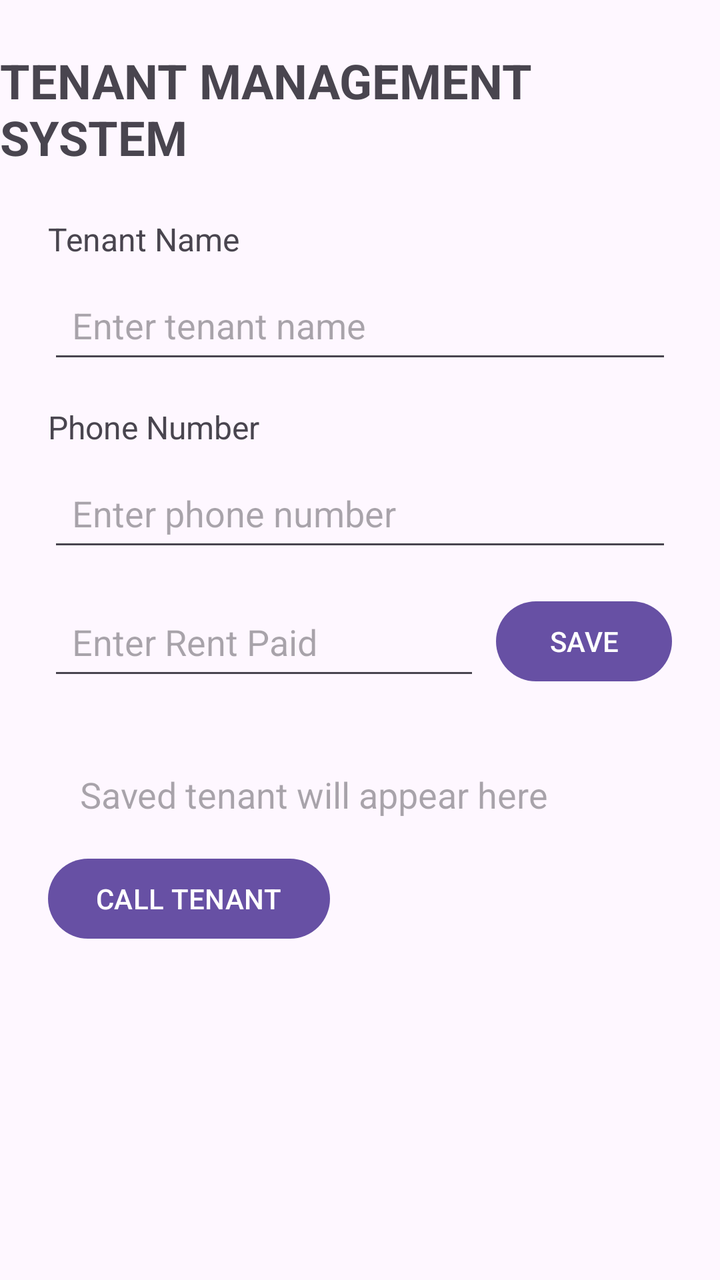
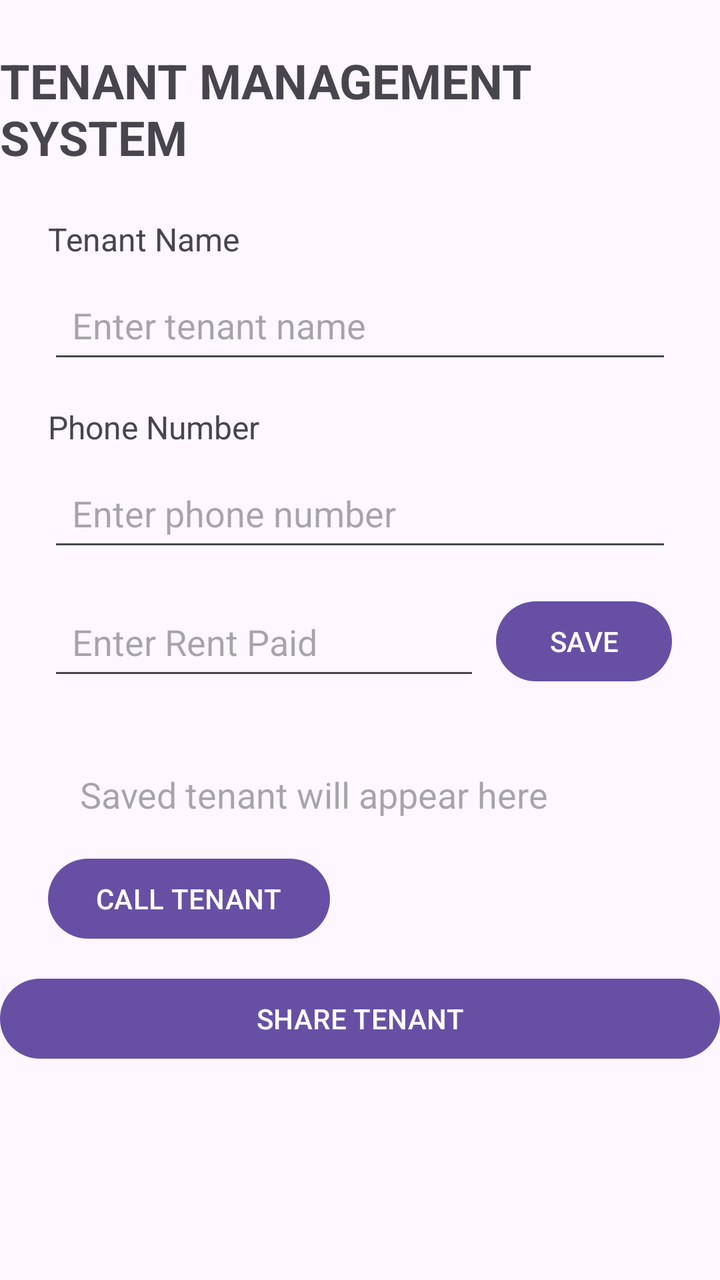

An Android layout rendered at two revisions. The XML below is the earlier revision; the diff shows what the commit changed to produce the second picture.
<!-- AndroidManifest.xml: application theme Theme.TenantManagementSys -->
<!-- res/layout/activity_main.xml -->
<?xml version="1.0" encoding="utf-8"?>
<layout xmlns:android="http://schemas.android.com/apk/res/android"
    xmlns:app="http://schemas.android.com/apk/res-auto">

    <data>
        <variable
            name="tenant"
            type="com.example.tenantmanagementsys.Tenant" />
    </data>

    <androidx.constraintlayout.widget.ConstraintLayout
        android:layout_width="match_parent"
        android:layout_height="match_parent">

        <TextView
            android:id="@+id/titleTextView"
            android:layout_width="wrap_content"
            android:layout_height="wrap_content"
            android:text="TENANT MANAGEMENT SYSTEM"
            android:textSize="24sp"
            android:textStyle="bold"
            android:layout_marginTop="24dp"
            app:layout_constraintTop_toTopOf="parent"
            app:layout_constraintStart_toStartOf="parent"
            app:layout_constraintEnd_toEndOf="parent" />

        <TextView
            android:id="@+id/tenantNameLabel"
            android:layout_width="wrap_content"
            android:layout_height="wrap_content"
            android:text="Tenant Name"
            android:textSize="16sp"
            android:layout_marginTop="24dp"
            android:layout_marginStart="24dp"
            app:layout_constraintTop_toBottomOf="@id/titleTextView"
            app:layout_constraintStart_toStartOf="parent" />

        <EditText
            android:id="@+id/tenantNameEditText"
            android:layout_width="0dp"
            android:layout_height="wrap_content"
            android:hint="Enter tenant name"
            android:minHeight="48dp"
            android:padding="12dp"
            android:layout_marginTop="8dp"
            android:layout_marginStart="24dp"
            android:layout_marginEnd="24dp"
            app:layout_constraintTop_toBottomOf="@id/tenantNameLabel"
            app:layout_constraintStart_toStartOf="parent"
            app:layout_constraintEnd_toEndOf="parent" />

        <TextView
            android:id="@+id/phoneLabel"
            android:layout_width="wrap_content"
            android:layout_height="wrap_content"
            android:text="Phone Number"
            android:textSize="16sp"
            android:layout_marginTop="16dp"
            android:layout_marginStart="24dp"
            app:layout_constraintTop_toBottomOf="@id/tenantNameEditText"
            app:layout_constraintStart_toStartOf="parent" />

        <EditText
            android:id="@+id/phoneEditText"
            android:layout_width="0dp"
            android:layout_height="wrap_content"
            android:hint="Enter phone number"
            android:inputType="phone"
            android:minHeight="48dp"
            android:padding="12dp"
            android:layout_marginTop="8dp"
            android:layout_marginStart="24dp"
            android:layout_marginEnd="24dp"
            app:layout_constraintTop_toBottomOf="@id/phoneLabel"
            app:layout_constraintStart_toStartOf="parent"
            app:layout_constraintEnd_toEndOf="parent" />

        <EditText
            android:id="@+id/rentEditText"
            android:layout_width="0dp"
            android:layout_height="wrap_content"
            android:hint="Enter Rent Paid"
            android:inputType="numberDecimal"
            android:minHeight="48dp"
            android:padding="12dp"
            android:layout_marginStart="24dp"
            android:layout_marginTop="16dp"
            android:layout_marginEnd="8dp"
            app:layout_constraintTop_toBottomOf="@id/phoneEditText"
            app:layout_constraintStart_toStartOf="parent"
            app:layout_constraintEnd_toStartOf="@id/saveButton" />

        <Button
            android:id="@+id/saveButton"
            android:layout_width="wrap_content"
            android:layout_height="wrap_content"
            android:text="SAVE"
            android:layout_marginEnd="24dp"
            app:layout_constraintTop_toTopOf="@id/rentEditText"
            app:layout_constraintEnd_toEndOf="parent" />

        <TextView
            android:id="@+id/tenantResultTextView"
            android:layout_width="0dp"
            android:layout_height="wrap_content"
            android:text="@{tenant.summary()}"
            android:hint="Saved tenant will appear here"
            android:textSize="18sp"
            android:padding="16dp"
            android:layout_margin="24dp"
            app:layout_constraintTop_toBottomOf="@id/rentEditText"
            app:layout_constraintStart_toStartOf="parent"
            app:layout_constraintEnd_toEndOf="parent" />

        <Button
            android:id="@+id/callButton"
            android:layout_width="wrap_content"
            android:layout_height="wrap_content"
            android:text="CALL TENANT"
            android:layout_marginStart="24dp"
            app:layout_constraintTop_toBottomOf="@id/tenantResultTextView"
            app:layout_constraintStart_toStartOf="parent" />
    </androidx.constraintlayout.widget.ConstraintLayout>

</layout>
<!-- resources referenced by this layout -->
<resources>
  <style name="Theme.TenantManagementSys" parent="Base.Theme.TenantManagementSys" />
  <style name="Base.Theme.TenantManagementSys" parent="Theme.Material3.DayNight.NoActionBar">
          
          
      </style>
</resources>

<!-- the commit's change to res/layout/activity_main.xml (unified diff, before → after) -->
@@ -120,6 +120,15 @@
             android:layout_marginStart="24dp"
             app:layout_constraintTop_toBottomOf="@id/tenantResultTextView"
             app:layout_constraintStart_toStartOf="parent" />
+        <Button
+            android:id="@+id/shareButton"
+            android:layout_width="0dp"
+            android:layout_height="wrap_content"
+            android:text="SHARE TENANT"
+            android:layout_marginTop="12dp"
+            app:layout_constraintTop_toBottomOf="@id/callButton"
+            app:layout_constraintStart_toStartOf="parent"
+            app:layout_constraintEnd_toEndOf="parent" />
     </androidx.constraintlayout.widget.ConstraintLayout>
 
 </layout>
